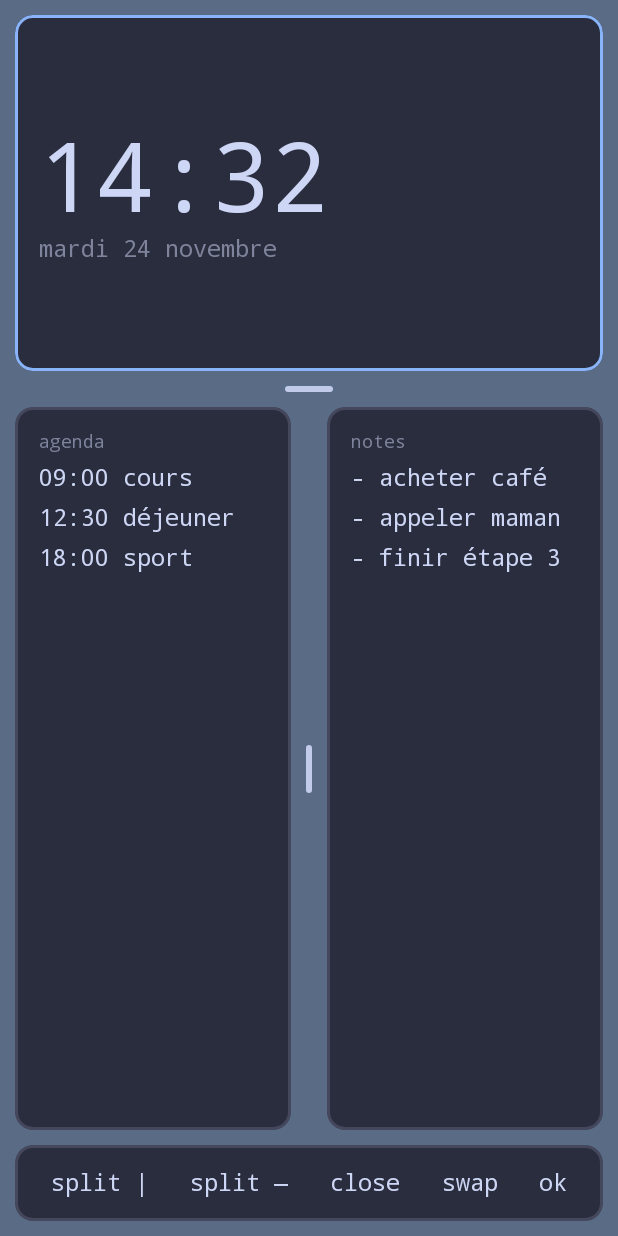
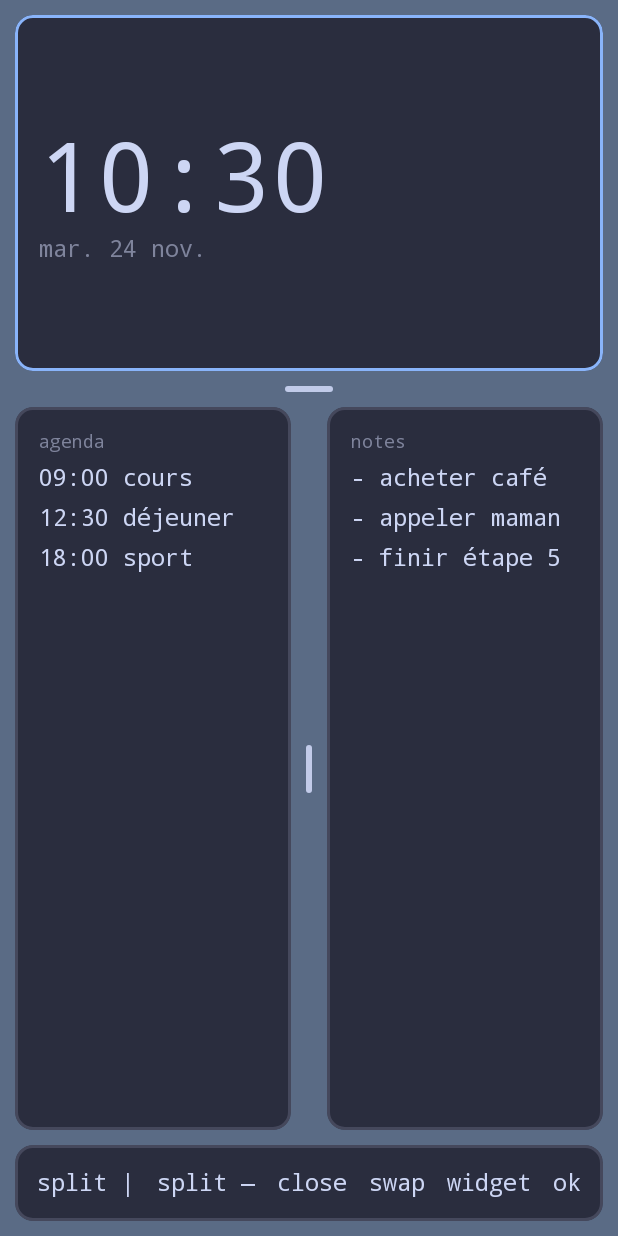
Before and after one commit to DemoxxMik/launcher_hyprland, an Android app built with Jetpack Compose: the @Preview function HomeScreenEditPreview, on a phone screen of 412 x 824 dp. Run offline under Robolectric (Android 15) with nearby library versions, the phone set to English and light mode, and no system bars.

Commit message:
Étape 5a

```diff
--- a/app/build.gradle.kts
+++ b/app/build.gradle.kts
@@ -46,6 +46,7 @@ dependencies {
     implementation(libs.androidx.compose.ui.tooling.preview)
     implementation(libs.androidx.core.ktx)
     implementation(libs.androidx.lifecycle.runtime.ktx)
+    implementation(libs.androidx.lifecycle.runtime.compose)
     implementation(libs.kotlinx.serialization.json)
     implementation(libs.androidx.datastore.preferences)
     testImplementation(libs.junit)
--- /dev/null
+++ b/app/src/main/java/com/example/launcher_hyprland/data/ClockSource.kt
@@ -0,0 +1,29 @@
+package com.example.launcher_hyprland.data
+
+// Kotlin sans Compose : cette source ne sait pas qui l'affiche, elle produit juste des valeurs.
+
+import android.util.Log
+import kotlinx.coroutines.delay
+import kotlinx.coroutines.flow.Flow
+import kotlinx.coroutines.flow.flow
+import java.time.LocalDateTime
+import kotlin.time.Duration.Companion.milliseconds
+
+/** L'heure du téléphone, émise à chaque changement de minute. */
+object ClockSource {
+
+    /**
+     * Flow "froid" (≈ générateur async Python) : rien ne tourne tant que personne ne le collecte,
+     * et la boucle s'arrête dès que le collecteur est annulé (le `delay` est interrompu).
+     * 1) émet TOUT DE SUITE l'heure actuelle (sinon l'heure serait fausse au retour sur l'accueil) ;
+     * 2) dort jusqu'au début de la minute suivante (pas 60 s pile : ça dériverait).
+     */
+    fun minuteTicks(): Flow<LocalDateTime> = flow {
+        while (true) {
+            Log.d("Launcher", "clock tick")
+            emit(LocalDateTime.now())
+            val msIntoMinute = System.currentTimeMillis() % 60_000
+            delay((60_000 - msIntoMinute).milliseconds)
+        }
+    }
+}
--- a/app/src/main/java/com/example/launcher_hyprland/ui/EditBar.kt
+++ b/app/src/main/java/com/example/launcher_hyprland/ui/EditBar.kt
@@ -15,7 +15,7 @@ import androidx.compose.ui.Alignment
 import androidx.compose.ui.Modifier
 import androidx.compose.ui.draw.clip
 import androidx.compose.ui.unit.dp
-import androidx.compose.ui.unit.sp
+import com.example.launcher_hyprland.ui.widgets.MonoText
 
 /**
  * La barre de commandes du mode édition. Elle ne sait pas ce que font les boutons :
@@ -31,6 +31,7 @@ fun EditBar(
     onSplitColumn: () -> Unit,
     onClose: () -> Unit,
     onSwap: () -> Unit,
+    onWidget: () -> Unit,
     onOk: () -> Unit,
     modifier: Modifier = Modifier,
 ) {
@@ -46,7 +47,7 @@ fun EditBar(
     ) {
         if (swapPending) {
             Box(Modifier.padding(top = 8.dp)) {
-                MonoText("swap : touche une case", color = LauncherStyle.borderSwap, size = 13.sp)
+                MonoText("swap : touche une case", color = LauncherStyle.borderSwap, size = LauncherStyle.textSmall)
             }
         }
         Row(
@@ -58,14 +59,18 @@ fun EditBar(
             BarButton("split —", onClick = onSplitColumn)
             BarButton("close", enabled = canClose, onClick = onClose)
             BarButton("swap", enabled = canSwap, highlighted = swapPending, onClick = onSwap)
+            BarButton("widget", onClick = onWidget)
             BarButton("ok", onClick = onOk)
         }
     }
 }
 
-/** Un bouton texte monospace. Grisé et inactif si [enabled] est faux, en couleur si [highlighted]. */
+/**
+ * Un bouton texte monospace. Grisé et inactif si [enabled] est faux, en couleur si [highlighted].
+ * `internal` (et plus `private`) : WidgetPicker le réutilise.
+ */
 @Composable
-private fun BarButton(
+internal fun BarButton(
     label: String,
     enabled: Boolean = true,
     highlighted: Boolean = false,
@@ -75,7 +80,7 @@ private fun BarButton(
         modifier = Modifier
             .clip(RoundedCornerShape(8.dp))
             .clickable(enabled = enabled, onClick = onClick)
-            .padding(horizontal = 8.dp, vertical = 12.dp),
+            .padding(horizontal = 4.dp, vertical = 12.dp), // 4 dp : 6 boutons doivent tenir sur une ligne
     ) {
         MonoText(
             text = label,
--- a/app/src/main/java/com/example/launcher_hyprland/ui/HomeScreen.kt
+++ b/app/src/main/java/com/example/launcher_hyprland/ui/HomeScreen.kt
@@ -29,6 +29,7 @@ import com.example.launcher_hyprland.model.firstLeafId
 import com.example.launcher_hyprland.model.leafCount
 import com.example.launcher_hyprland.model.nextId
 import com.example.launcher_hyprland.model.resize
+import com.example.launcher_hyprland.model.setWidget
 import com.example.launcher_hyprland.model.siblingOf
 import com.example.launcher_hyprland.model.splitLeaf
 import com.example.launcher_hyprland.model.swapLeaves
@@ -43,6 +44,7 @@ fun HomeScreen(initialEditMode: Boolean = false) {
     var activeId by remember { mutableIntStateOf(2) } // 2 = l'horloge, comme à l'étape 3
     var editMode by remember { mutableStateOf(initialEditMode) }
     var swapFromId by remember { mutableStateOf<Int?>(null) } // case de départ d'un échange, ou null
+    var pickerOpen by remember { mutableStateOf(false) }      // la liste des widgets remplace l'EditBar
 
     // --- sauvegarde (pas dans l'aperçu d'Android Studio : il n'a pas de vrai stockage) ---
     val context = LocalContext.current
@@ -106,10 +108,14 @@ fun HomeScreen(initialEditMode: Boolean = false) {
     fun exitEditMode() {
         editMode = false
         swapFromId = null
+        pickerOpen = false
     }
 
     // Actif seulement en mode édition : il passe alors devant celui de MainActivity.
-    BackHandler(enabled = editMode) { exitEditMode() }
+    // Si la liste des widgets est ouverte, retour la ferme d'abord (on reste en mode édition).
+    BackHandler(enabled = editMode) {
+        if (pickerOpen) pickerOpen = false else exitEditMode()
+    }
 
     // Tant que la sauvegarde n'est pas relue (quelques ms), on n'affiche rien : sinon on verrait
     // l'arbre par défaut clignoter avant d'être remplacé par le tien.
@@ -136,7 +142,17 @@ fun HomeScreen(initialEditMode: Boolean = false) {
             onResize = { splitId, delta -> tree = resize(tree, splitId, delta) },
             modifier = Modifier.fillMaxWidth().weight(1f),
         )
-        if (editMode) {
+        if (editMode && pickerOpen) {
+            Spacer(Modifier.height(LauncherStyle.gap))
+            WidgetPicker(
+                current = findLeaf(tree, activeId)?.widget,
+                onPick = { type ->
+                    tree = setWidget(tree, activeId, type) // nouvel arbre → redessin + sauvegarde (debounce)
+                    pickerOpen = false
+                },
+                onCancel = { pickerOpen = false },
+            )
+        } else if (editMode) {
             Spacer(Modifier.height(LauncherStyle.gap))
             EditBar(
                 canClose = leafCount(tree) > 1,
@@ -146,6 +162,10 @@ fun HomeScreen(initialEditMode: Boolean = false) {
                 onSplitColumn = { onSplit(Direction.COLUMN) },
                 onClose = { onClose() },
                 onSwap = { onSwap() },
+                onWidget = {
+                    swapFromId = null
+                    pickerOpen = true
+                },
                 onOk = { exitEditMode() },
             )
         }
--- a/app/src/main/java/com/example/launcher_hyprland/ui/LauncherStyle.kt
+++ b/app/src/main/java/com/example/launcher_hyprland/ui/LauncherStyle.kt
@@ -3,6 +3,7 @@ package com.example.launcher_hyprland.ui
 import androidx.compose.ui.graphics.Color
 import androidx.compose.ui.text.font.FontFamily
 import androidx.compose.ui.unit.dp
+import androidx.compose.ui.unit.sp
 
 /** Toutes les valeurs du design au même endroit : on règle l'apparence ici, et seulement ici. */
 object LauncherStyle {
@@ -26,4 +27,10 @@ object LauncherStyle {
 
     // Police
     val font = FontFamily.Monospace
+
+    // Tailles de texte : les widgets n'écrivent jamais de `.sp` eux-mêmes, ils prennent l'une de celles-ci.
+    val textHuge = 64.sp   // l'heure de l'horloge, le % de la batterie
+    val textBody = 16.sp   // texte normal
+    val textSmall = 12.sp  // étiquettes (« agenda », « notes »…)
+    val lineSpacing = 8.dp // écart vertical entre deux lignes d'un widget
 }
--- a/app/src/main/java/com/example/launcher_hyprland/ui/TilingLayout.kt
+++ b/app/src/main/java/com/example/launcher_hyprland/ui/TilingLayout.kt
@@ -26,6 +26,7 @@ import androidx.compose.ui.layout.onSizeChanged
 import androidx.compose.ui.platform.LocalDensity
 import com.example.launcher_hyprland.model.Direction
 import com.example.launcher_hyprland.model.TileNode
+import com.example.launcher_hyprland.ui.widgets.WidgetContent
 
 /**
  * Dessine tout l'arbre [tree]. Ne modifie rien : il reçoit l'état ([activeId], [editMode],
@@ -76,7 +77,7 @@ private fun NodeView(
                 onLongClick = { onTileLongClick(node.id) },
                 modifier = modifier,
             ) {
-                WidgetContent(node.widget)
+                WidgetContent(node.widget, leafId = node.id, active = node.id == activeId)
             }
         }
 
--- a/app/src/main/java/com/example/launcher_hyprland/ui/Widgets.kt
+++ /dev/null
@@ -1,74 +0,0 @@
-package com.example.launcher_hyprland.ui
-
-import androidx.compose.foundation.layout.Arrangement
-import androidx.compose.foundation.layout.Box
-import androidx.compose.foundation.layout.Column
-import androidx.compose.foundation.layout.fillMaxSize
-import androidx.compose.material3.Text
-import androidx.compose.runtime.Composable
-import androidx.compose.ui.Alignment
-import androidx.compose.ui.Modifier
-import androidx.compose.ui.graphics.Color
-import androidx.compose.ui.unit.TextUnit
-import androidx.compose.ui.unit.dp
-import androidx.compose.ui.unit.sp
-import com.example.launcher_hyprland.model.WidgetType
-
-/** Choisit le widget à dessiner selon le type stocké dans la feuille de l'arbre. */
-@Composable
-fun WidgetContent(type: WidgetType) {
-    when (type) {
-        WidgetType.CLOCK -> ClockWidget()
-        WidgetType.AGENDA -> AgendaWidget()
-        WidgetType.NOTES -> NotesWidget()
-        WidgetType.EMPTY -> EmptyWidget()
-    }
-}
-
-/** Texte maison : impose la police monospace partout. */
-@Composable
-fun MonoText(
-    text: String,
-    color: Color = LauncherStyle.textPrimary,
-    size: TextUnit = 16.sp,
-) {
-    Text(text = text, color = color, fontSize = size, fontFamily = LauncherStyle.font)
-}
-
-@Composable
-private fun ClockWidget() {
-    Column(
-        modifier = Modifier.fillMaxSize(),
-        verticalArrangement = Arrangement.Center,
-    ) {
-        MonoText("14:32", size = 64.sp)
-        MonoText("mardi 24 novembre", color = LauncherStyle.textMuted)
-    }
-}
-
-@Composable
-private fun AgendaWidget() {
-    Column(verticalArrangement = Arrangement.spacedBy(8.dp)) {
-        MonoText("agenda", color = LauncherStyle.textMuted, size = 12.sp)
-        MonoText("09:00 cours")
-        MonoText("12:30 déjeuner")
-        MonoText("18:00 sport")
-    }
-}
-
-@Composable
-private fun NotesWidget() {
-    Column(verticalArrangement = Arrangement.spacedBy(8.dp)) {
-        MonoText("notes", color = LauncherStyle.textMuted, size = 12.sp)
-        MonoText("- acheter café")
-        MonoText("- appeler maman")
-        MonoText("- finir étape 3")
-    }
-}
-
-@Composable
-private fun EmptyWidget() {
-    Box(modifier = Modifier.fillMaxSize(), contentAlignment = Alignment.Center) {
-        MonoText("case vide", color = LauncherStyle.textMuted)
-    }
-}
--- /dev/null
+++ b/app/src/main/java/com/example/launcher_hyprland/ui/widgets/AgendaWidget.kt
@@ -0,0 +1,17 @@
+package com.example.launcher_hyprland.ui.widgets
+
+import androidx.compose.foundation.layout.Arrangement
+import androidx.compose.foundation.layout.Column
+import androidx.compose.runtime.Composable
+import com.example.launcher_hyprland.ui.LauncherStyle
+
+/** Factice en attendant 5d (CalendarSource + permission). */
+@Composable
+fun AgendaWidget() {
+    Column(verticalArrangement = Arrangement.spacedBy(LauncherStyle.lineSpacing)) {
+        MonoText("agenda", color = LauncherStyle.textMuted, size = LauncherStyle.textSmall)
+        MonoText("09:00 cours")
+        MonoText("12:30 déjeuner")
+        MonoText("18:00 sport")
+    }
+}
--- /dev/null
+++ b/app/src/main/java/com/example/launcher_hyprland/ui/widgets/ClockWidget.kt
@@ -0,0 +1,46 @@
+package com.example.launcher_hyprland.ui.widgets
+
+import androidx.compose.foundation.layout.Arrangement
+import androidx.compose.foundation.layout.Column
+import androidx.compose.foundation.layout.fillMaxSize
+import androidx.compose.runtime.Composable
+import androidx.compose.runtime.getValue
+import androidx.compose.runtime.remember
+import androidx.compose.ui.Modifier
+import androidx.compose.ui.platform.LocalInspectionMode
+import androidx.lifecycle.compose.collectAsStateWithLifecycle
+import com.example.launcher_hyprland.data.ClockSource
+import com.example.launcher_hyprland.ui.LauncherStyle
+import java.time.LocalDateTime
+import java.time.format.DateTimeFormatter
+import java.util.Locale
+
+private val timeFormat = DateTimeFormatter.ofPattern("HH:mm", Locale.FRENCH)
+private val dateFormat = DateTimeFormatter.ofPattern("EEE d MMM", Locale.FRENCH) // « lun. 24 nov. »
+
+/** L'heure et la date, mises à jour à chaque minute, SEULEMENT quand l'accueil est visible. */
+@Composable
+fun ClockWidget() {
+    val now = if (LocalInspectionMode.current) {
+        LocalDateTime.of(2026, 11, 24, 14, 32) // aperçu d'Android Studio : heure fixe
+    } else {
+        // remember : le Flow est créé une seule fois (pas à chaque redessin).
+        val ticks = remember { ClockSource.minuteTicks() }
+        // S'abonne quand l'activité passe STARTED (visible), se désabonne quand elle passe STOPPED.
+        // initialValue = l'heure actuelle, pour le tout premier dessin.
+        val time by ticks.collectAsStateWithLifecycle(initialValue = LocalDateTime.now())
+        time
+    }
+    ClockContent(now)
+}
+
+@Composable
+private fun ClockContent(now: LocalDateTime) {
+    Column(
+        modifier = Modifier.fillMaxSize(),
+        verticalArrangement = Arrangement.Center,
+    ) {
+        MonoText(now.format(timeFormat), size = LauncherStyle.textHuge, maxLines = 1)
+        MonoText(now.format(dateFormat), color = LauncherStyle.textMuted, maxLines = 1)
+    }
+}
--- /dev/null
+++ b/app/src/main/java/com/example/launcher_hyprland/ui/widgets/NotesWidget.kt
@@ -0,0 +1,17 @@
+package com.example.launcher_hyprland.ui.widgets
+
+import androidx.compose.foundation.layout.Arrangement
+import androidx.compose.foundation.layout.Column
+import androidx.compose.runtime.Composable
+import com.example.launcher_hyprland.ui.LauncherStyle
+
+/** Factice en attendant 5c (NotesStore + éditeur). */
+@Composable
+fun NotesWidget() {
+    Column(verticalArrangement = Arrangement.spacedBy(LauncherStyle.lineSpacing)) {
+        MonoText("notes", color = LauncherStyle.textMuted, size = LauncherStyle.textSmall)
+        MonoText("- acheter café")
+        MonoText("- appeler maman")
+        MonoText("- finir étape 5")
+    }
+}
--- /dev/null
+++ b/app/src/main/java/com/example/launcher_hyprland/ui/widgets/WidgetContent.kt
@@ -0,0 +1,53 @@
+package com.example.launcher_hyprland.ui.widgets
+
+import androidx.compose.material3.Text
+import androidx.compose.runtime.Composable
+import androidx.compose.ui.graphics.Color
+import androidx.compose.ui.text.style.TextOverflow
+import androidx.compose.ui.unit.TextUnit
+import com.example.launcher_hyprland.model.WidgetType
+import com.example.launcher_hyprland.ui.LauncherStyle
+
+/**
+ * Choisit le widget à dessiner selon le type stocké dans la feuille de l'arbre.
+ * [leafId] et [active] servent aux widgets qui en ont besoin (ex. les notes : « quelle note est la mienne ? »).
+ * Ajouter un widget = un nouveau fichier dans ce package + une ligne ici.
+ */
+@Suppress("UNUSED_PARAMETER") // leafId et active serviront à partir de 5c
+@Composable
+fun WidgetContent(type: WidgetType, leafId: Int, active: Boolean) {
+    when (type) {
+        WidgetType.CLOCK -> ClockWidget()
+        WidgetType.BATTERY -> BatteryWidget()
+        WidgetType.NOTES -> NotesWidget()
+        WidgetType.AGENDA -> AgendaWidget()
+        WidgetType.EMPTY -> EmptyWidget()
+    }
+}
+
+/** Le nom affiché pour chaque type (dans le choix de widget). */
+fun WidgetType.label(): String = when (this) {
+    WidgetType.CLOCK -> "horloge"
+    WidgetType.BATTERY -> "batterie"
+    WidgetType.NOTES -> "notes"
+    WidgetType.AGENDA -> "agenda"
+    WidgetType.EMPTY -> "vide"
+}
+
+/** Texte maison : impose la police monospace partout. Coupe avec « … » au-delà de [maxLines]. */
+@Composable
+fun MonoText(
+    text: String,
+    color: Color = LauncherStyle.textPrimary,
+    size: TextUnit = LauncherStyle.textBody,
+    maxLines: Int = Int.MAX_VALUE,
+) {
+    Text(
+        text = text,
+        color = color,
+        fontSize = size,
+        fontFamily = LauncherStyle.font,
+        maxLines = maxLines,
+        overflow = TextOverflow.Ellipsis,
+    )
+}
--- a/gradle/libs.versions.toml
+++ b/gradle/libs.versions.toml
@@ -4,7 +4,7 @@ coreKtx = "1.10.1"
 junit = "4.13.2"
 junitVersion = "1.1.5"
 espressoCore = "3.5.1"
-lifecycleRuntimeKtx = "2.6.1"
+lifecycleRuntimeKtx = "2.11.1"
 activityCompose = "1.8.0"
 kotlin = "2.2.10"
 composeBom = "2026.02.01"
@@ -17,6 +17,7 @@ junit = { group = "junit", name = "junit", version.ref = "junit" }
 androidx-junit = { group = "androidx.test.ext", name = "junit", version.ref = "junitVersion" }
 androidx-espresso-core = { group = "androidx.test.espresso", name = "espresso-core", version.ref = "espressoCore" }
 androidx-lifecycle-runtime-ktx = { group = "androidx.lifecycle", name = "lifecycle-runtime-ktx", version.ref = "lifecycleRuntimeKtx" }
+androidx-lifecycle-runtime-compose = { group = "androidx.lifecycle", name = "lifecycle-runtime-compose", version.ref = "lifecycleRuntimeKtx" }
 androidx-activity-compose = { group = "androidx.activity", name = "activity-compose", version.ref = "activityCompose" }
 androidx-compose-bom = { group = "androidx.compose", name = "compose-bom", version.ref = "composeBom" }
 androidx-compose-ui = { group = "androidx.compose.ui", name = "ui" }
```
Also changed, not shown: app/src/main/java/com/example/launcher_hyprland/model/TileNode.kt (+5 -2 lines), app/src/main/java/com/example/launcher_hyprland/model/TreeOps.kt (+9 -0 lines), app/src/main/java/com/example/launcher_hyprland/ui/WidgetPicker.kt (added, +54 -0 lines), app/src/main/java/com/example/launcher_hyprland/ui/widgets/BatteryWidget.kt (added, +15 -0 lines), app/src/main/java/com/example/launcher_hyprland/ui/widgets/EmptyWidget.kt (added, +16 -0 lines), 3 other files.
